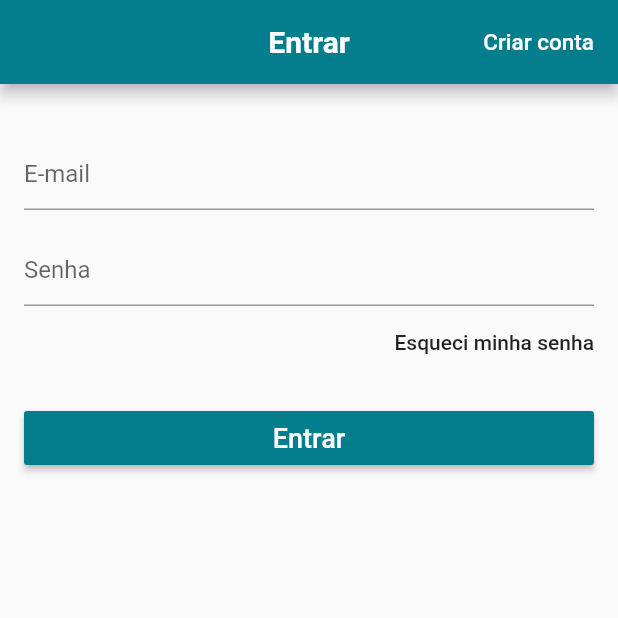
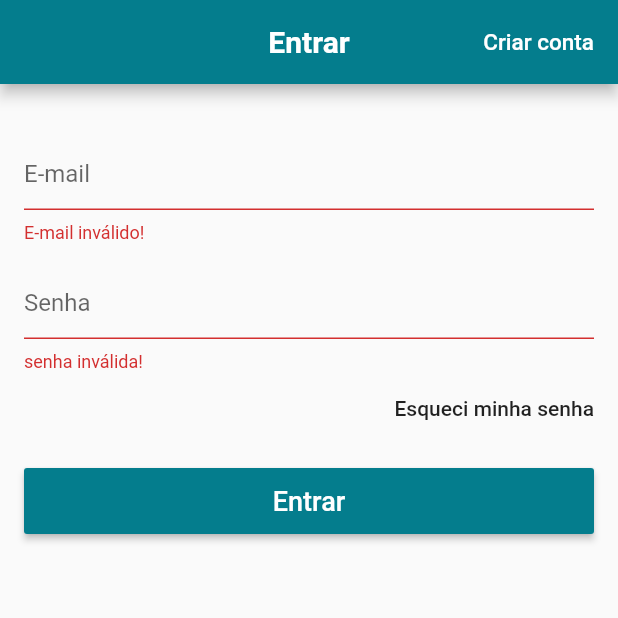
Before and after one commit to D1D1O/Loja-Online-2, a Flutter app: the screen it shows after launch, after a tap on "Entrar", on a phone screen of 412 x 824 dp, the top half of it. Run offline on Flutter 3.47's test engine with Material 2 defaults, Android fonts, the phone set to English and light mode, and no system bars; our stand-ins replace carousel_pro, cloud_firestore, transparent_image; accounts and stored records are empty.

```diff
--- a/lib/screens/login_screeen.dart
+++ b/lib/screens/login_screeen.dart
@@ -1,6 +1,7 @@
 import 'package:flutter/material.dart';
 
 class LoginScreen extends StatelessWidget {
+  final _formKey =  GlobalKey<FormState>();
   @override
   Widget build(BuildContext context) {
     return Scaffold(
@@ -22,6 +23,7 @@ class LoginScreen extends StatelessWidget {
         ],
       ),
       body: Form(
+        key: _formKey,
         child: ListView(
           padding: EdgeInsets.all(16.0),
           children: <Widget>[
@@ -31,6 +33,9 @@ class LoginScreen extends StatelessWidget {
             TextFormField(
               decoration: InputDecoration(hintText: "E-mail"),
               keyboardType: TextInputType.emailAddress,
+              validator: (text){
+                if(text.isEmpty || !text.contains("@")) return "E-mail inválido!";
+              },
             ),
             SizedBox(
               height: 16.0,
@@ -40,6 +45,9 @@ class LoginScreen extends StatelessWidget {
                 hintText: "Senha",
               ),
               obscureText: true,
+              validator: (text){
+                if(text.isEmpty || text.length < 6) return "senha inválida!";
+              },
             ),
             Align(
               alignment: Alignment.centerRight,
@@ -55,7 +63,9 @@ class LoginScreen extends StatelessWidget {
             SizedBox(
               height: 16.0,
             ),
-            RaisedButton(
+            SizedBox(
+              height: 44,
+              child: RaisedButton(
                 child: Text(
                   "Entrar",
                   style: TextStyle(
@@ -64,7 +74,12 @@ class LoginScreen extends StatelessWidget {
                 ),
                 textColor: Colors.white,
                 color: Theme.of(context).primaryColor,
-              onPressed: (){},
+                onPressed: (){
+                  if(_formKey.currentState.validate()){
+
+                  }
+                },
+              ),
             )
           ],
         ),
```
Lines whose indentation alone changed are shown as unchanged.
